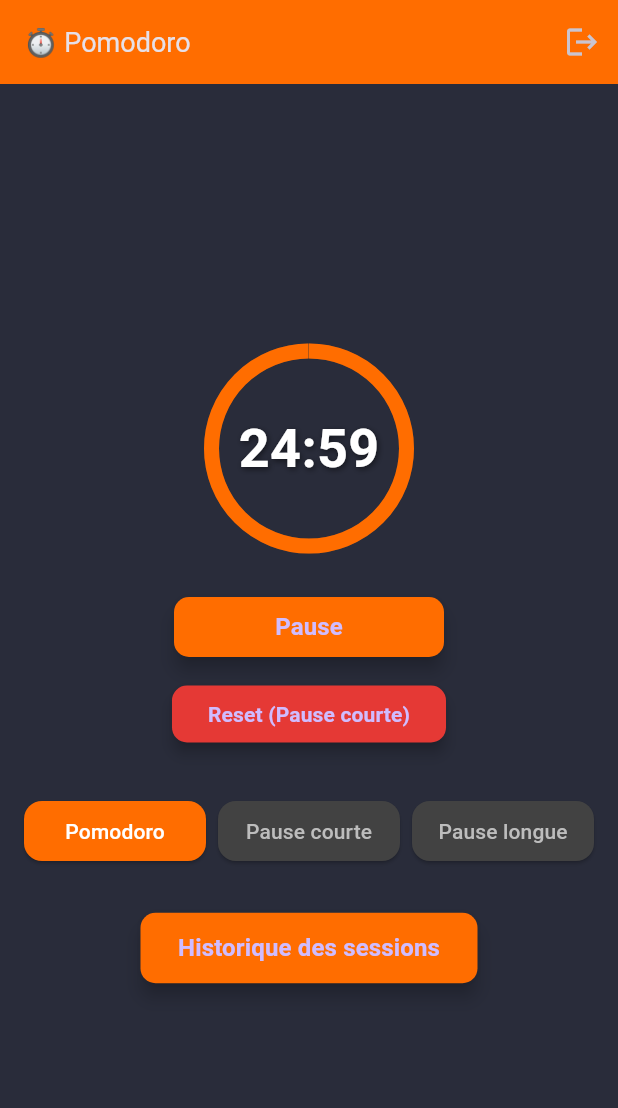
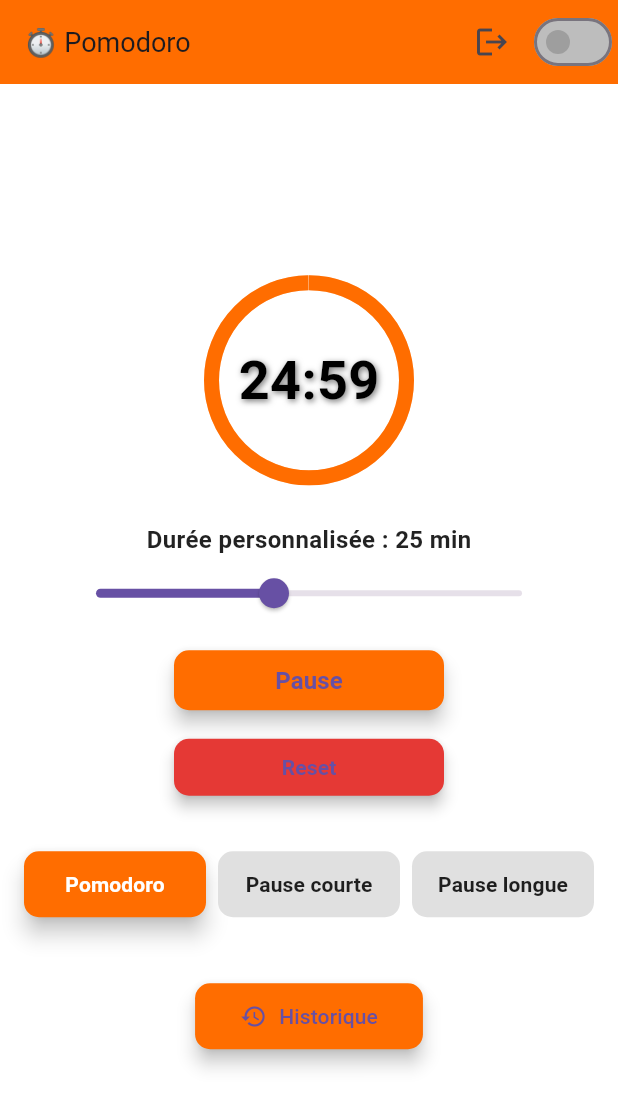
Before and after one commit to MattCrayston24/Crayston_Matt_Pomodoro, a Flutter app: the HomePage screen opened directly, after a tap on "Démarrer", on a phone screen of 412 x 824 dp. Shown: the top 1108 px of the screen. Run offline on Flutter 3.47's test engine with Material 3 defaults, Android fonts, the phone set to English and light mode, and no system bars; our stand-ins replace flutter_local_notifications, supabase_flutter; missing offline and left inert: window_manager; accounts and stored records are empty.

Commit message:
push final

```diff
--- a/pomodoro_app/lib/screens/home_page.dart
+++ b/pomodoro_app/lib/screens/home_page.dart
@@ -20,29 +20,38 @@ class _HomePageState extends State<HomePage> with SingleTickerProviderStateMixin
   final SupabaseClient supabase = Supabase.instance.client;
   final SupabaseService _supabaseService = SupabaseService();
 
-  static const Map<SessionType, int> durations = {
-    SessionType.pomodoro: 25 * 60,
-    SessionType.shortBreak: 5 * 60,
-    SessionType.longBreak: 15 * 60,
+  static const Map<SessionType, int> defaultDurations = {
+    SessionType.pomodoro: 25,
+    SessionType.shortBreak: 5,
+    SessionType.longBreak: 15,
   };
 
   static const Color orangeColor = Color(0xFFFF6D00);
 
   SessionType currentSessionType = SessionType.pomodoro;
-  late int remainingTime;
-  late int totalTime;
+
+  // Durée personnalisée en minutes, initialisée aux valeurs par défaut
+  Map<SessionType, double> customDurations = {
+    SessionType.pomodoro: 25,
+    SessionType.shortBreak: 5,
+    SessionType.longBreak: 15,
+  };
+
+  late int remainingTime; // en secondes
+  late int totalTime; // en secondes
   Timer? _timer;
   bool isRunning = false;
   bool isPaused = false;
-  bool sessionSaved = false;
   DateTime? sessionStartTime;
 
   late AnimationController _animationController;
 
+  bool isDarkTheme = false;
+
   @override
   void initState() {
     super.initState();
-    totalTime = durations[currentSessionType]!;
+    totalTime = (customDurations[currentSessionType]! * 60).toInt();
     remainingTime = totalTime;
 
     _animationController = AnimationController(
@@ -63,35 +72,35 @@ class _HomePageState extends State<HomePage> with SingleTickerProviderStateMixin
     setState(() {
       isRunning = true;
       isPaused = false;
-      sessionSaved = false;
       sessionStartTime = DateTime.now();
-      totalTime = durations[currentSessionType]!;
+      totalTime = (customDurations[currentSessionType]! * 60).toInt();
       remainingTime = totalTime;
     });
 
     _animationController.duration = Duration(seconds: totalTime);
     _animationController.reverse(from: 1.0);
 
-    _timer = Timer.periodic(const Duration(seconds: 1), (timer) async {
+    _timer?.cancel();
+    _timer = Timer.periodic(const Duration(seconds: 1), (timer) {
       if (remainingTime > 0 && !isPaused) {
         setState(() {
           remainingTime--;
         });
-      } else if (remainingTime == 0 && !sessionSaved) {
+      } else if (remainingTime == 0) {
         timer.cancel();
         _animationController.stop();
-        await _completeSession();
+        _completeSession();
         setState(() {
           isRunning = false;
           isPaused = false;
           sessionStartTime = null;
-          sessionSaved = true;
         });
       }
     });
   }
 
   void pauseTimer() {
+    if (!isRunning || isPaused) return;
     setState(() {
       isPaused = true;
     });
@@ -99,10 +108,30 @@ class _HomePageState extends State<HomePage> with SingleTickerProviderStateMixin
   }
 
   void resumeTimer() {
+    if (!isRunning || !isPaused) return;
     setState(() {
       isPaused = false;
     });
     _animationController.reverse(from: _animationController.value);
+  }
+
+  Future<void> resetTimer() async {
+    _timer?.cancel();
+    _animationController.stop();
+
+    if (isRunning || isPaused) {
+      await _completeSession();
+    }
+
+    setState(() {
+      isRunning = false;
+      isPaused = false;
+      totalTime = (customDurations[currentSessionType]! * 60).toInt();
+      remainingTime = totalTime;
+      sessionStartTime = null;
+      _animationController.value = 1.0;
+      _animationController.duration = Duration(seconds: totalTime);
+    });
   }
 
   int _elapsedSessionTime() {
@@ -131,11 +160,10 @@ class _HomePageState extends State<HomePage> with SingleTickerProviderStateMixin
     _animationController.reset();
     setState(() {
       currentSessionType = type;
-      totalTime = durations[type]!;
+      totalTime = (customDurations[type]! * 60).toInt();
       remainingTime = totalTime;
       isRunning = false;
       isPaused = false;
-      sessionSaved = false;
       sessionStartTime = null;
     });
     _animationController.duration = Duration(seconds: totalTime);
@@ -178,9 +206,32 @@ class _HomePageState extends State<HomePage> with SingleTickerProviderStateMixin
 
   @override
   Widget build(BuildContext context) {
-    const buttonWidth = 180.0;
+    final buttonWidth = 180.0;
 
-    return Scaffold(
+    // Choix du thème
+    final themeData = isDarkTheme
+        ? ThemeData.dark().copyWith(
+            primaryColor: orangeColor,
+            scaffoldBackgroundColor: const Color(0xFF292C3A),
+            elevatedButtonTheme: ElevatedButtonThemeData(
+              style: ElevatedButton.styleFrom(
+                backgroundColor: orangeColor,
+              ),
+            ),
+          )
+        : ThemeData.light().copyWith(
+            primaryColor: orangeColor,
+            scaffoldBackgroundColor: Colors.white,
+            elevatedButtonTheme: ElevatedButtonThemeData(
+              style: ElevatedButton.styleFrom(
+                backgroundColor: orangeColor,
+              ),
+            ),
+          );
+
+    return Theme(
+      data: themeData,
+      child: Scaffold(
         appBar: AppBar(
           title: Text(
             "⏱ ${_getSessionLabel(currentSessionType)}",
@@ -193,9 +244,19 @@ class _HomePageState extends State<HomePage> with SingleTickerProviderStateMixin
               onPressed: logout,
               tooltip: 'Déconnexion',
             ),
+            Switch(
+              value: isDarkTheme,
+              onChanged: (value) {
+                setState(() {
+                  isDarkTheme = value;
+                });
+              },
+              activeColor: Colors.white,
+              inactiveThumbColor: Colors.grey,
+              inactiveTrackColor: Colors.grey.shade400,
+            ),
           ],
         ),
-      backgroundColor: const Color(0xFF292C3A),
         body: Center(
           child: SingleChildScrollView(
             child: Column(
@@ -222,11 +283,11 @@ class _HomePageState extends State<HomePage> with SingleTickerProviderStateMixin
                           ),
                           Text(
                             formatDuration(remainingTime),
-                          style: const TextStyle(
+                            style: TextStyle(
                               fontSize: 36,
                               fontWeight: FontWeight.bold,
-                            color: Colors.white,
-                            shadows: [
+                              color: isDarkTheme ? Colors.white : Colors.black,
+                              shadows: const [
                                 Shadow(
                                   blurRadius: 5,
                                   color: Colors.black54,
@@ -240,7 +301,44 @@ class _HomePageState extends State<HomePage> with SingleTickerProviderStateMixin
                     },
                   ),
                 ),
+
                 const SizedBox(height: 20),
+
+                // Slider de durée personnalisée (minutes)
+                Padding(
+                  padding: const EdgeInsets.symmetric(horizontal: 40),
+                  child: Column(
+                    children: [
+                      Text(
+                        'Durée personnalisée : ${customDurations[currentSessionType]!.toInt()} min',
+                        style: TextStyle(
+                          fontSize: 16,
+                          color: isDarkTheme ? Colors.white : Colors.black87,
+                          fontWeight: FontWeight.w600,
+                        ),
+                      ),
+                      Slider(
+                        value: customDurations[currentSessionType]!,
+                        min: 0,
+                        max: 60,
+                        divisions: 60,
+                        label: '${customDurations[currentSessionType]!.toInt()} min',
+                        onChanged: (value) {
+                          if (isRunning) return; // Interdit modifier en cours de session
+                          setState(() {
+                            customDurations[currentSessionType] = value;
+                            totalTime = (value * 60).toInt();
+                            remainingTime = totalTime;
+                            _animationController.duration = Duration(seconds: totalTime);
+                            _animationController.value = 1.0;
+                          });
+                        },
+                      ),
+                    ],
+                  ),
+                ),
+
+                const SizedBox(height: 10),
 
                 if (!isRunning)
                   ElevatedButton(
@@ -287,12 +385,9 @@ class _HomePageState extends State<HomePage> with SingleTickerProviderStateMixin
 
                 const SizedBox(height: 10),
 
-              if (isRunning || isPaused)
+                if (isRunning)
                   ElevatedButton(
-                  onPressed: () {
-                    // On bascule vers la pause courte plutôt que de reset
-                    changeSession(SessionType.shortBreak);
-                  },
+                    onPressed: resetTimer,
                     style: ElevatedButton.styleFrom(
                       minimumSize: Size(buttonWidth, 38),
                       backgroundColor: Colors.red.shade600,
@@ -300,7 +395,7 @@ class _HomePageState extends State<HomePage> with SingleTickerProviderStateMixin
                       elevation: 4,
                     ),
                     child: const Text(
-                    "Reset (Pause courte)",
+                      "Reset",
                       style: TextStyle(fontSize: 14, fontWeight: FontWeight.w600),
                     ),
                   ),
@@ -316,25 +411,26 @@ class _HomePageState extends State<HomePage> with SingleTickerProviderStateMixin
                         child: Padding(
                           padding: const EdgeInsets.symmetric(horizontal: 4),
                           child: ElevatedButton(
-                          onPressed: () => changeSession(type),
+                            onPressed: () {
+                              if (isRunning) return; // interdit changer session en cours
+                              changeSession(type);
+                            },
                             style: ElevatedButton.styleFrom(
                               backgroundColor: currentSessionType == type
                                   ? orangeColor
-                                : Colors.grey.shade800,
+                                  : (isDarkTheme ? Colors.grey.shade800 : Colors.grey.shade300),
+                              foregroundColor: currentSessionType == type
+                                  ? Colors.white
+                                  : (isDarkTheme ? Colors.white70 : Colors.black87),
                               shape: RoundedRectangleBorder(
-                              borderRadius: BorderRadius.circular(12),
+                                borderRadius: BorderRadius.circular(10),
                               ),
-                            padding: const EdgeInsets.symmetric(vertical: 8),
+                              elevation: currentSessionType == type ? 6 : 0,
+                              padding: const EdgeInsets.symmetric(vertical: 12),
                             ),
                             child: Text(
                               _getSessionLabel(type),
-                            style: TextStyle(
-                              fontSize: 14,
-                              fontWeight: FontWeight.w500,
-                              color: currentSessionType == type
-                                  ? Colors.white
-                                  : Colors.grey.shade400,
-                            ),
+                              style: const TextStyle(fontWeight: FontWeight.w700),
                             ),
                           ),
                         ),
@@ -343,27 +439,24 @@ class _HomePageState extends State<HomePage> with SingleTickerProviderStateMixin
                   ),
                 ),
 
-              const SizedBox(height: 30),
+                const SizedBox(height: 40),
 
-              ElevatedButton(
+                ElevatedButton.icon(
                   onPressed: goToHistory,
+                  icon: const Icon(Icons.history),
+                  label: const Text("Historique"),
                   style: ElevatedButton.styleFrom(
                     backgroundColor: orangeColor,
-                  shape: RoundedRectangleBorder(
-                    borderRadius: BorderRadius.circular(10),
-                  ),
-                  padding: const EdgeInsets.symmetric(horizontal: 25, vertical: 12),
+                    padding: const EdgeInsets.symmetric(horizontal: 30, vertical: 12),
+                    shape: RoundedRectangleBorder(borderRadius: BorderRadius.circular(10)),
                     elevation: 5,
-                ),
-                child: const Text(
-                  "Historique des sessions",
-                  style: TextStyle(fontSize: 16, fontWeight: FontWeight.w600),
                   ),
                 ),
               ],
             ),
           ),
         ),
+      ),
     );
   }
 }
```
Also changed, not shown: 1 other file. Lines whose indentation alone changed are shown as unchanged.
